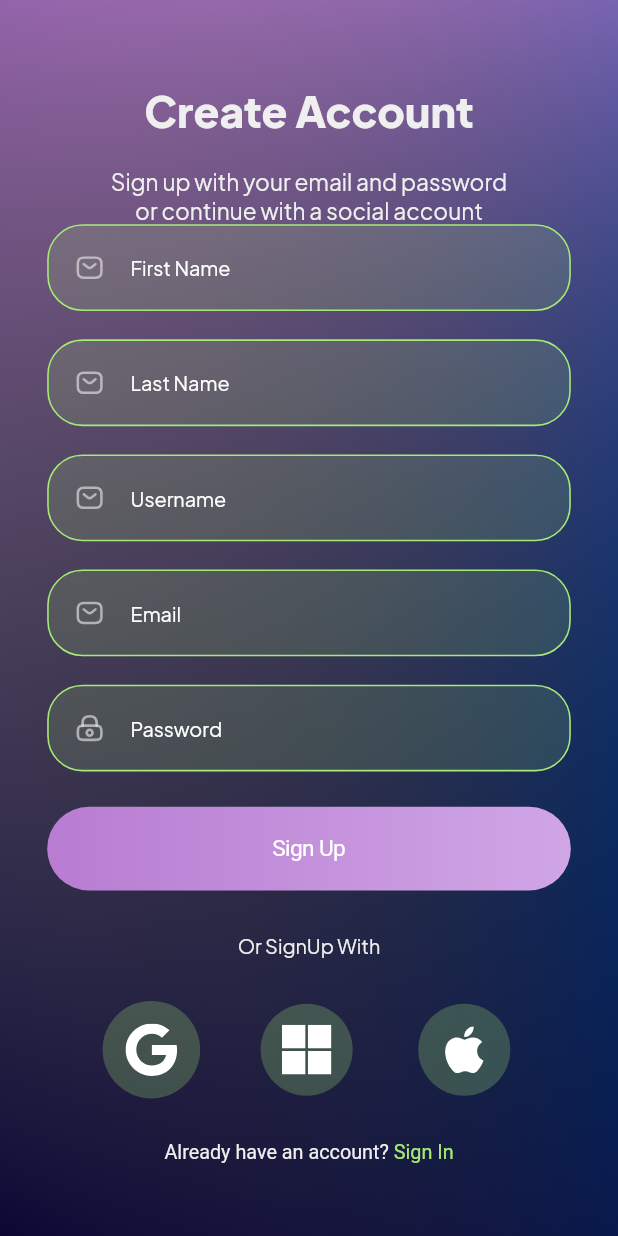
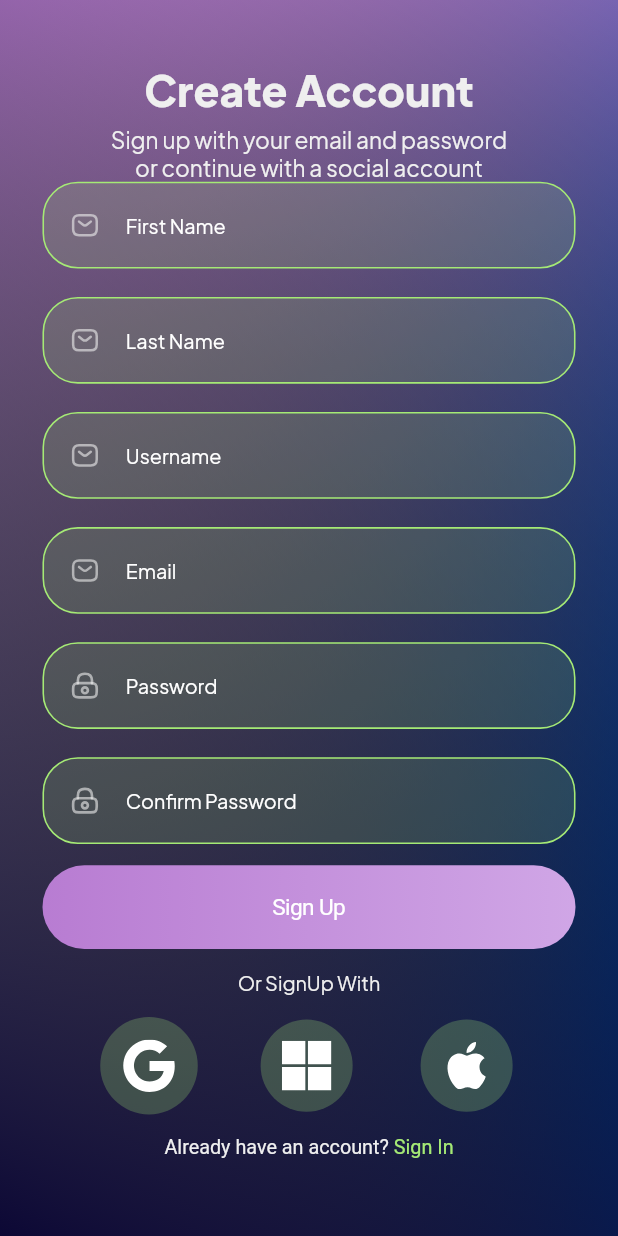
Before and after one commit to Raja-Hamid/wisefox, a Flutter app: the SignUpScreen screen opened directly, on a phone screen of 412 x 824 dp. Run offline on Flutter 3.47's test engine with Material 3 defaults, Android fonts, the phone set to English and light mode, and no system bars; our stand-ins replace equatable, flutter_bloc, flutter_screenutil, flutter_svg, fpdart, supabase_flutter; accounts and stored records are empty.

Commit message:
Implemented Validators

```diff
--- /dev/null
+++ b/lib/core/utilities/validators.dart
@@ -0,0 +1,49 @@
+class Validators {
+  // NAME VALIDATION
+  static String? validateName(String? name) {
+    final n = name?.trim() ?? '';
+    if (n.isEmpty) {
+      return 'Name is required';
+    }
+    if (n.length < 2) {
+      return 'Name is too short';
+    }
+    if (!RegExp(r"^[a-zA-Z\s'.-]+$").hasMatch(n)) {
+      return 'Please enter a valid name';
+    }
+    return null;
+  }
+
+  // EMAIL VALIDATION
+  static String? validateEmail(String? email) {
+    final e = email?.trim() ?? '';
+    if (e.isEmpty) {
+      return 'Email is required';
+    }
+    if (!RegExp(r"^[\w-\.]+@([\w-]+\.)+[\w]{2,4}$").hasMatch(e)) {
+      return 'Please enter a valid email address';
+    }
+    return null;
+  }
+
+  // PASSWORD VALIDATION
+  static String? validatePassword(String? password) {
+    final p = password?.trim() ?? '';
+    if (p.isEmpty) {
+      return 'Password is required';
+    }
+    if (p.length < 6) {
+      return 'Password must be at least 6 characters';
+    }
+    return null;
+  }
+
+  // CONFIRM PASSWORD VALIDATION
+  static String? validateConfirmPassword(String? password, String? confirm) {
+    final p = password?.trim() ?? '';
+    if (p != confirm) {
+      return 'Passwords do not match';
+    }
+    return null;
+  }
+}
--- a/lib/features/authorization/presentation/screens/sign_in_screen.dart
+++ b/lib/features/authorization/presentation/screens/sign_in_screen.dart
@@ -4,6 +4,7 @@ import 'package:flutter/cupertino.dart';
 import 'package:flutter_bloc/flutter_bloc.dart';
 import 'package:flutter_screenutil/flutter_screenutil.dart';
 import 'package:wisefox/core/utilities/app_colors.dart';
+import 'package:wisefox/core/utilities/validators.dart';
 import 'package:wisefox/features/authorization/domain/entities/sign_in_entity.dart';
 import 'package:wisefox/features/authorization/presentation/bloc/auth_bloc.dart';
 import 'package:wisefox/features/authorization/presentation/bloc/auth_event.dart';
@@ -109,6 +110,7 @@ class _SignInScreenState extends State<SignInScreen> {
                           hintText: 'Email',
                           icon: 'assets/icons/Email.svg',
                           controller: _emailController,
+                          validator: (value) => Validators.validateEmail(value),
                         ),
                         SizedBox(height: 20.h),
                         RoundedTextField(
@@ -116,6 +118,7 @@ class _SignInScreenState extends State<SignInScreen> {
                           icon: 'assets/icons/Lock.svg',
                           controller: _passwordController,
                           obscureText: true,
+                          validator: (value) => Validators.validatePassword(value),
                         ),
                         SizedBox(height: 10.h),
                         Align(
--- a/lib/features/authorization/presentation/screens/sign_up_screen.dart
+++ b/lib/features/authorization/presentation/screens/sign_up_screen.dart
@@ -4,6 +4,7 @@ import 'package:flutter/material.dart';
 import 'package:flutter_bloc/flutter_bloc.dart';
 import 'package:flutter_screenutil/flutter_screenutil.dart';
 import 'package:wisefox/core/utilities/app_colors.dart';
+import 'package:wisefox/core/utilities/validators.dart';
 import 'package:wisefox/features/authorization/domain/entities/sign_up_entity.dart';
 import 'package:wisefox/features/authorization/presentation/bloc/auth_bloc.dart';
 import 'package:wisefox/features/authorization/presentation/bloc/auth_event.dart';
@@ -99,10 +100,11 @@ class _SignUpScreenState extends State<SignUpScreen> {
       child: CupertinoPageScaffold(
         child: BackgroundGradient(
           child: Padding(
-            padding: EdgeInsets.only(top: 60.h, right: 30.w, left: 30.w),
+            padding: EdgeInsets.all(30.r),
             child: Column(
               mainAxisAlignment: MainAxisAlignment.center,
               children: [
+                SizedBox(height: 15.h),
                 Text(
                   'Create Account',
                   style: TextStyle(
@@ -111,7 +113,7 @@ class _SignUpScreenState extends State<SignUpScreen> {
                     fontWeight: FontWeight.w700,
                   ),
                 ),
-                SizedBox(height: 20.h),
+                SizedBox(height: 5.h),
                 Text(
                   'Sign up with your email and password\nor continue with a social account',
                   textAlign: TextAlign.center,
@@ -126,24 +128,28 @@ class _SignUpScreenState extends State<SignUpScreen> {
                           hintText: 'First Name',
                           icon: 'assets/icons/Email.svg',
                           controller: _firstNameController,
+                          validator: (value) => Validators.validateName(value),
                         ),
                         SizedBox(height: 20.h),
                         RoundedTextField(
                           hintText: 'Last Name',
                           icon: 'assets/icons/Email.svg',
                           controller: _lastNameController,
+                          validator: (value) => Validators.validateName(value),
                         ),
                         SizedBox(height: 20.h),
                         RoundedTextField(
                           hintText: 'Username',
                           icon: 'assets/icons/Email.svg',
                           controller: _userNameController,
+                          validator: (value) => Validators.validateName(value),
                         ),
                         SizedBox(height: 20.h),
                         RoundedTextField(
                           hintText: 'Email',
                           icon: 'assets/icons/Email.svg',
                           controller: _emailController,
+                          validator: (value) => Validators.validateEmail(value),
                         ),
                         SizedBox(height: 20.h),
                         RoundedTextField(
@@ -151,8 +157,22 @@ class _SignUpScreenState extends State<SignUpScreen> {
                           icon: 'assets/icons/Lock.svg',
                           controller: _passwordController,
                           obscureText: true,
+                          validator:
+                              (value) => Validators.validatePassword(value),
                         ),
-                        SizedBox(height: 25.h),
+                        SizedBox(height: 20.h),
+                        RoundedTextField(
+                          hintText: 'Confirm Password',
+                          icon: 'assets/icons/Lock.svg',
+                          controller: _passwordController,
+                          obscureText: true,
+                          validator:
+                              (value) => Validators.validateConfirmPassword(
+                                value,
+                                _passwordController.text.trim(),
+                              ),
+                        ),
+                        SizedBox(height: 15.h),
                         RoundedGradientButton(
                           title: 'Sign Up',
                           onPressed: () {
@@ -170,7 +190,7 @@ class _SignUpScreenState extends State<SignUpScreen> {
                             }
                           },
                         ),
-                        SizedBox(height: 30.h),
+                        SizedBox(height: 15.h),
                         Center(
                           child: Text(
                             'Or SignUp With',
@@ -180,9 +200,9 @@ class _SignUpScreenState extends State<SignUpScreen> {
                             ),
                           ),
                         ),
-                        SizedBox(height: 30.h),
+                        SizedBox(height: 15.h),
                         SocialRow(),
-                        SizedBox(height: 30.h),
+                        SizedBox(height: 15.h),
                         Center(
                           child: RichText(
                             text: TextSpan(
--- a/lib/features/authorization/presentation/widgets/rounded_text_field.dart
+++ b/lib/features/authorization/presentation/widgets/rounded_text_field.dart
@@ -8,17 +8,25 @@ class RoundedTextField extends StatelessWidget {
   final String? icon;
   final TextEditingController controller;
   final bool obscureText;
+  final String? Function(String?)? validator;
   const RoundedTextField({
     super.key,
     required this.hintText,
     required this.controller,
     this.icon,
     this.obscureText = false,
+    this.validator,
   });
 
   @override
   Widget build(BuildContext context) {
-    return CupertinoTextField(
+    return FormField<String>(
+      validator: validator,
+      builder: (FormFieldState<String> state) {
+        return Column(
+          crossAxisAlignment: CrossAxisAlignment.start,
+          children: [
+            CupertinoTextField(
               controller: controller,
               obscureText: obscureText,
               padding: EdgeInsets.symmetric(vertical: 20.h),
@@ -28,7 +36,10 @@ class RoundedTextField extends StatelessWidget {
                 border: Border.all(color: AppColors.lightGreen, width: 1.w),
               ),
               placeholder: hintText,
-      placeholderStyle: TextStyle(color: CupertinoColors.white, fontSize: 14.sp),
+              placeholderStyle: TextStyle(
+                color: CupertinoColors.white,
+                fontSize: 14.sp,
+              ),
               prefix:
                   icon != null
                       ? Padding(
@@ -44,6 +55,21 @@ class RoundedTextField extends StatelessWidget {
                         ),
                       )
                       : null,
+            ),
+            if (state.hasError)
+              Padding(
+                padding: EdgeInsets.only(top: 6.h, left: 12.w),
+                child: Text(
+                  state.errorText!,
+                  style: TextStyle(
+                    color: CupertinoColors.systemRed,
+                    fontSize: 12.sp,
+                  ),
+                ),
+              ),
+          ],
+        );
+      },
     );
   }
 }
```
Also changed, not shown: lib/features/authorization/presentation/screens/reset_password_screen.dart (+6 -1 lines). Lines whose indentation alone changed are shown as unchanged.
